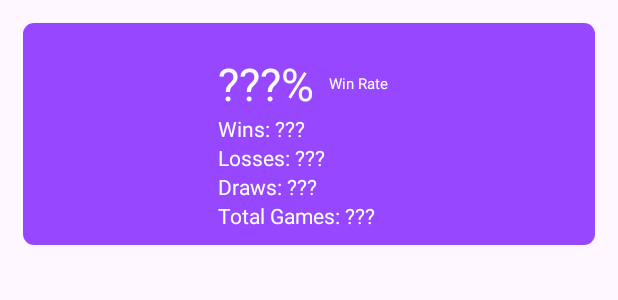
After one commit to haotianluo88/Android-Tic-Tac-Toe, an Android app: the layout leaderboard_item_layout.xml on its own in the app's theme, with its tools: preview values and no code run, on a phone screen of 412 x 824 dp. The commit adds this screen. Shown: the top 300 px of the screen. Run offline under Robolectric (Android 15) with nearby library versions, the phone set to English and light mode, and no system bars.

Commit message:
Added Leaderboard, Main Menu, Settings, Game fragments; still have to put it all together so everything matches. (Note that Game fragment seems to have a few bugs, and also currently does not implement the usage of MainActivityData.)

```diff
--- /dev/null
+++ b/app/src/main/res/layout/leaderboard_item_layout.xml
@@ -0,0 +1,113 @@
+<?xml version="1.0" encoding="utf-8"?>
+<LinearLayout xmlns:android="http://schemas.android.com/apk/res/android"
+    xmlns:app="http://schemas.android.com/apk/res-auto"
+    xmlns:tools="http://schemas.android.com/tools"
+    android:layout_width="match_parent"
+    android:layout_height="wrap_content"
+    android:layout_margin="15dp">
+
+
+    <androidx.constraintlayout.widget.ConstraintLayout
+        android:layout_width="match_parent"
+        android:layout_height="match_parent"
+        android:layout_weight="1"
+        android:background="@drawable/purple_box"
+        android:padding="10dp">
+
+
+        <ImageView
+            android:id="@+id/leaderboardItemImage"
+            android:layout_width="80dp"
+            android:layout_height="80dp"
+            android:layout_weight="1"
+            app:layout_constraintBottom_toBottomOf="parent"
+            app:layout_constraintEnd_toStartOf="@+id/leaderItemGuideline1"
+            app:layout_constraintStart_toStartOf="parent"
+            app:layout_constraintTop_toTopOf="parent" />
+
+        <androidx.constraintlayout.widget.Guideline
+            android:id="@+id/leaderItemGuideline1"
+            android:layout_width="wrap_content"
+            android:layout_height="wrap_content"
+            android:orientation="vertical"
+            app:layout_constraintGuide_percent=".3" />
+
+        <TextView
+            android:id="@+id/textWinRatePercent"
+            android:layout_width="wrap_content"
+            android:layout_height="wrap_content"
+            android:text="\?\?\?%"
+            android:textSize="30dp"
+            app:layout_constraintBottom_toTopOf="@+id/leaderItemGuideline2"
+            app:layout_constraintStart_toEndOf="@+id/leaderItemGuideline3"
+            app:layout_constraintTop_toTopOf="parent"
+            android:textColor="@color/white"/>
+
+        <TextView
+            android:id="@+id/textWinRate"
+            android:layout_width="wrap_content"
+            android:layout_height="wrap_content"
+            android:text="Win Rate"
+            android:textSize="10dp"
+            android:layout_marginLeft="10dp"
+            app:layout_constraintBottom_toTopOf="@+id/leaderItemGuideline2"
+            app:layout_constraintStart_toEndOf="@+id/textWinRatePercent"
+            app:layout_constraintTop_toTopOf="parent"
+            android:textColor="@color/white"/>
+
+        <androidx.constraintlayout.widget.Guideline
+            android:id="@+id/leaderItemGuideline2"
+            android:layout_width="wrap_content"
+            android:layout_height="wrap_content"
+            android:orientation="horizontal"
+            app:layout_constraintGuide_begin="60dp" />
+
+        <androidx.constraintlayout.widget.Guideline
+            android:id="@+id/leaderItemGuideline3"
+            android:layout_width="wrap_content"
+            android:layout_height="wrap_content"
+            android:orientation="vertical"
+            app:layout_constraintGuide_begin="120dp" />
+
+        <TextView
+            android:id="@+id/textWins"
+            android:layout_width="wrap_content"
+            android:layout_height="wrap_content"
+            android:text="Wins: ???"
+            app:layout_constraintBottom_toTopOf="@+id/leaderItemGuideline2"
+            app:layout_constraintStart_toEndOf="@+id/leaderItemGuideline3"
+            app:layout_constraintTop_toBottomOf="@+id/leaderItemGuideline2"
+            android:textColor="@color/white"/>
+
+        <TextView
+            android:id="@+id/textLosses"
+            android:layout_width="wrap_content"
+            android:layout_height="wrap_content"
+            android:text="Losses: ???"
+            app:layout_constraintBottom_toTopOf="@+id/textDraws"
+            app:layout_constraintStart_toEndOf="@+id/leaderItemGuideline3"
+            app:layout_constraintTop_toBottomOf="@+id/textWins"
+            android:textColor="@color/white"/>
+
+        <TextView
+            android:id="@+id/textDraws"
+            android:layout_width="wrap_content"
+            android:layout_height="wrap_content"
+            android:text="Draws: ???"
+            app:layout_constraintBottom_toTopOf="@+id/textTotal"
+            app:layout_constraintStart_toEndOf="@+id/leaderItemGuideline3"
+            app:layout_constraintTop_toBottomOf="@+id/textLosses"
+            android:textColor="@color/white"/>
+
+        <TextView
+            android:id="@+id/textTotal"
+            android:layout_width="wrap_content"
+            android:layout_height="wrap_content"
+            android:text="Total Games: ???"
+            app:layout_constraintBottom_toBottomOf="parent"
+            app:layout_constraintStart_toEndOf="@+id/leaderItemGuideline3"
+            app:layout_constraintTop_toBottomOf="@+id/textDraws"
+            android:textColor="@color/white"/>
+    </androidx.constraintlayout.widget.ConstraintLayout>
+
+</LinearLayout>
```
Also changed, not shown: app/src/main/java/com/example/scroll_tute5prep/InGameFragment.java (deleted, +0 -85 lines), app/src/main/java/com/example/scroll_tute5prep/MainActivity.java (+62 -7 lines), app/src/main/java/com/example/scroll_tute5prep/MainActivityData.java (+94 -3 lines), app/src/main/java/com/example/scroll_tute5prep/menu_interfaces/LeaderboardAdapter.java (added, +46 -0 lines), app/src/main/java/com/example/scroll_tute5prep/menu_interfaces/LeaderboardViewHolder.java (added, +27 -0 lines), app/src/main/res/drawable/circle.xml (deleted, +0 -9 lines), app/src/main/res/values/board_sizes.xml (added, +10 -0 lines), app/src/main/res/values/colors.xml (+6 -5 lines), app/src/main/res/values/marker_choices.xml (added, +9 -0 lines), app/src/main/res/values/win_conditions.xml (added, +10 -0 lines), app/src/main/res/drawable/circle.png (added), app/src/main/res/drawable/circle_marker.png (added), app/src/main/res/drawable/cross.png (added), app/src/main/res/drawable/cross_marker.png (added), 3 more files.
